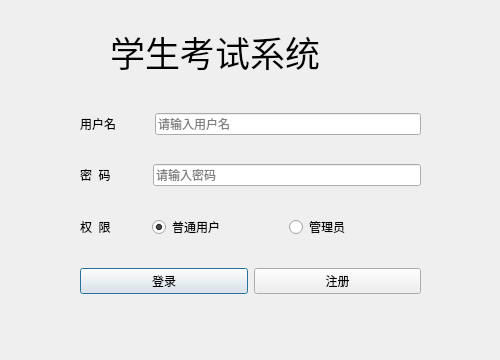
Before: the Qt Designer form ExamSystem/LoginDialog.ui in ChenjunYing/examsystem, drawn with Qt 5.
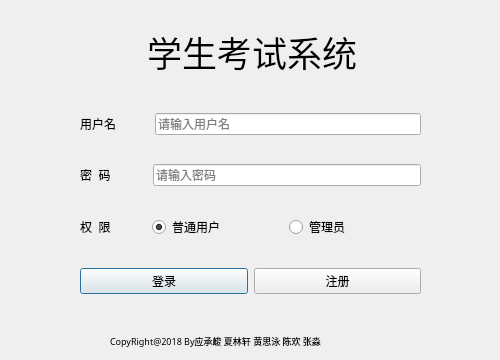
After: the same form once the commit is applied.

Patch:
```diff
--- a/ExamSystem/LoginDialog.ui
+++ b/ExamSystem/LoginDialog.ui
@@ -37,7 +37,7 @@
   <widget class="QLabel" name="label">
    <property name="geometry">
     <rect>
-     <x>110</x>
+     <x>120</x>
      <y>30</y>
      <width>264</width>
      <height>43</height>
@@ -52,6 +52,9 @@
    <property name="text">
     <string>学生考试系统</string>
    </property>
+   <property name="alignment">
+    <set>Qt::AlignCenter</set>
+   </property>
   </widget>
   <widget class="QWidget" name="layoutWidget">
    <property name="geometry">
@@ -210,6 +213,25 @@
     </item>
    </layout>
   </widget>
+  <widget class="QLabel" name="label_5">
+   <property name="geometry">
+    <rect>
+     <x>110</x>
+     <y>330</y>
+     <width>291</width>
+     <height>21</height>
+    </rect>
+   </property>
+   <property name="font">
+    <font>
+     <family>微软雅黑 Light</family>
+     <pointsize>7</pointsize>
+    </font>
+   </property>
+   <property name="text">
+    <string>CopyRight@2018 By应承峻 夏林轩 黄思泳 陈欢 张淼</string>
+   </property>
+  </widget>
  </widget>
  <resources/>
  <connections/>
```
